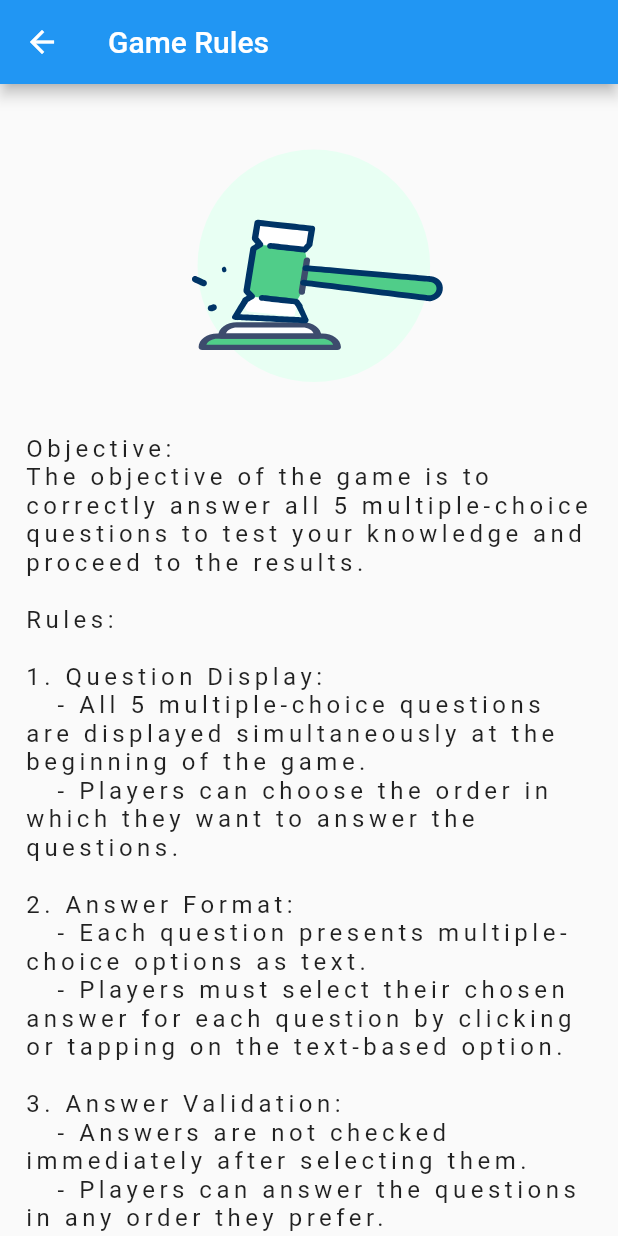
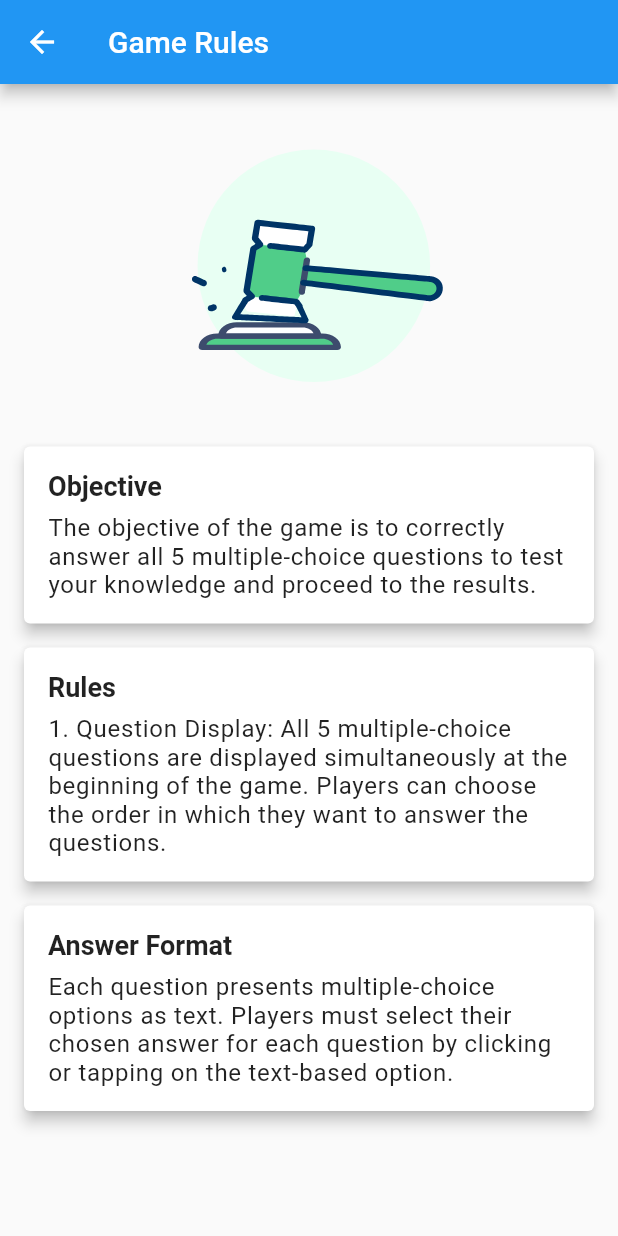
Before and after one commit to EliyahuCohen/TriviaQuiz, a Flutter app: the RulesPage screen opened by its route, on a phone screen of 412 x 824 dp. Run offline on Flutter 3.47's test engine with Material 2 defaults, Android fonts, the phone set to English and light mode, and no system bars; our stand-ins replace dio, lottie, retrofit; accounts and stored records are empty; generated files the repository leaves out were written again.

Commit message:
adding more files

```diff
--- a/frontend/lib/api/api_service.dart
+++ b/frontend/lib/api/api_service.dart
@@ -7,7 +7,7 @@ import 'package:dio/dio.dart';
 
 part 'api_service.g.dart';
 
-@RestApi(baseUrl: "http://localhost:3000")
+@RestApi(baseUrl: "http://192.168.212.163:3000")
 abstract class ApiService {
   factory ApiService(Dio dio, {String baseUrl}) = _ApiService;
 
--- a/frontend/lib/pages/rules_page.dart
+++ b/frontend/lib/pages/rules_page.dart
@@ -15,56 +15,59 @@ class RulesPage extends StatelessWidget {
         child: Column(
           children: [
             Lottie.asset("lib/assets/law.json", width: 250),
-            const Text(
-              // Replace this with your game rules or any long text.
-            """
-Objective:
-The objective of the game is to correctly answer all 5 multiple-choice questions to test your knowledge and proceed to the results.
+            RuleCard(
+              title: 'Objective',
+              content:
+                  'The objective of the game is to correctly answer all 5 multiple-choice questions to test your knowledge and proceed to the results.',
+            ),
+            RuleCard(
+              title: 'Rules',
+              content:
+                  '1. Question Display: All 5 multiple-choice questions are displayed simultaneously at the beginning of the game. Players can choose the order in which they want to answer the questions.',
+            ),
+            RuleCard(
+              title: 'Answer Format',
+              content:
+                  'Each question presents multiple-choice options as text. Players must select their chosen answer for each question by clicking or tapping on the text-based option.',
+            ),
+            // Add more RuleCard widgets for each section...
+          ],
+        ),
+      ),
+    );
+  }
+}
 
-Rules:
+class RuleCard extends StatelessWidget {
+  final String title;
+  final String content;
 
-1. Question Display:
-   - All 5 multiple-choice questions are displayed simultaneously at the beginning of the game.
-   - Players can choose the order in which they want to answer the questions.
+  const RuleCard({Key? key, required this.title, required this.content})
+      : super(key: key);
 
-2. Answer Format:
-   - Each question presents multiple-choice options as text.
-   - Players must select their chosen answer for each question by clicking or tapping on the text-based option.
-
-3. Answer Validation:
-   - Answers are not checked immediately after selecting them.
-   - Players can answer the questions in any order they prefer.
-
-4. Continue to Results:
-   - To see the results of the quiz, players must press the "Continue" button after answering all 5 questions or when they are ready to proceed.
-   - At this point, the game will validate the answers provided.
-
-5. Correct Answers:
-   - Players need to provide the correct answer for each of the 5 questions to proceed to the results.
-   - Correct answers are based on predetermined correct choices for each question.
-
-6. Incorrect Answers:
-   - If a player has provided incorrect answers to any of the questions, they will receive a notification that one or more answers are wrong.
-   - Players can review their answers and make changes if needed before continuing.
-
-7. Results Display:
-   - After pressing "Continue," players will see the results of the quiz.
-   - The results will provide feedback on how many questions were answered correctly out of the total 5.
-
-8. Winning and Scoring:
-   - Players "win" the game by correctly answering all 5 questions and proceeding to the results.
-   - The game does not have a cumulative score. Success is determined by answering all questions correctly.
-
-9. Restart Option:
-   - After viewing the results, players can choose to restart and play the trivia challenge again.
-
-10. Fair Play:
-    - Players are encouraged to play fairly and not use external sources for answers.
-"""
-,
+  @override
+  Widget build(BuildContext context) {
+    return Card(
+      elevation: 4.0,
+      margin: EdgeInsets.symmetric(vertical: 8.0),
+      child: Padding(
+        padding: const EdgeInsets.all(16.0),
+        child: Column(
+          crossAxisAlignment: CrossAxisAlignment.start,
+          children: [
+            Text(
+              title,
+              style: TextStyle(
+                fontSize: 18.0,
+                fontWeight: FontWeight.bold,
+              ),
+            ),
+            SizedBox(height: 8.0),
+            Text(
+              content,
               style: TextStyle(
                 fontSize: 16.0,
-                letterSpacing: 3.0, // Adjust the letter spacing as needed.
+                letterSpacing: 0.5,
               ),
             ),
           ],
--- a/frontend/lib/pages/trivia_page.dart
+++ b/frontend/lib/pages/trivia_page.dart
@@ -49,7 +49,9 @@ class _TriviaPageState extends State<TriviaPage> {
         title: const Text("Trivia Page"),
       ),
       body: SingleChildScrollView(
-        child: FutureBuilder<List<QuizQuestion>>(
+        child: Column(
+          children: [
+            FutureBuilder<List<QuizQuestion>>(
               future: _questionsFuture,
               builder: (context, snapshot) {
                 if (snapshot.connectionState == ConnectionState.waiting) {
@@ -65,8 +67,9 @@ class _TriviaPageState extends State<TriviaPage> {
                   }).toList();
 
                   return ListView.builder(
-                shrinkWrap:
-                    true, // Allow the ListView to scroll within a SingleChildScrollView
+                    physics:
+                        NeverScrollableScrollPhysics(), // Prevent scrolling
+                    shrinkWrap: true,
                     itemCount: questions?.length,
                     itemBuilder: (context, index) {
                       final question = questions![index];
@@ -79,6 +82,11 @@ class _TriviaPageState extends State<TriviaPage> {
                   );
                 }
               },
+            ),
+            SizedBox(
+                height:
+                    16.0), // Add some spacing between the ListView and the bottomNavigationBar
+          ],
         ),
       ),
       bottomNavigationBar: allQuestionsAnswered && questions != null
--- a/frontend/lib/widgets/question_card.dart
+++ b/frontend/lib/widgets/question_card.dart
@@ -30,7 +30,6 @@ class _QuestionCardState extends State<QuestionCard> {
 
     return Padding(
       padding: const EdgeInsets.all(20.0),
-      child: SingleChildScrollView(
       child: Column(
         mainAxisAlignment: MainAxisAlignment.start,
         children: [
@@ -73,12 +72,12 @@ class _QuestionCardState extends State<QuestionCard> {
                     color: selectedAnswer == i ? Colors.amber[200] : null,
                     border: Border.all(color: Colors.black),
                   ),
-                    padding: const EdgeInsets.symmetric(vertical: 20, horizontal: 10),
+                  padding:
+                      const EdgeInsets.symmetric(vertical: 20, horizontal: 10),
                   child: Text(
                     widget.question.incorrect_answers[i],
                     style: TextStyle(
-                        color:
-                            selectedAnswer == i ? Colors.white : Colors.black,
+                      color: selectedAnswer == i ? Colors.white : Colors.black,
                       fontSize: 15,
                     ),
                   ),
@@ -91,7 +90,6 @@ class _QuestionCardState extends State<QuestionCard> {
           ),
         ],
       ),
-      ),
     );
   }
 }
--- a/frontend/lib/widgets/signin_form.dart
+++ b/frontend/lib/widgets/signin_form.dart
@@ -25,7 +25,6 @@ class _SignInFormState extends State<SignInForm> {
           email: emailController.text, password: passwordController.text));
 
       final appState = Provider.of<AppState>(context, listen: false);
-      print("the response is: $response");
       appState.setUser(response);
       Navigator.pushNamed(context, "/");
 
@@ -35,7 +34,7 @@ class _SignInFormState extends State<SignInForm> {
     } catch (e) {
       setState(() {
         isError = true;
-        errorMessage = "error while fetching from the API";
+        errorMessage = "Server Error 🥺";
       });
     }
   }
```
Also changed, not shown: frontend/lib/api/api_service.g.dart, 2 other files. Lines whose indentation alone changed are shown as unchanged.
